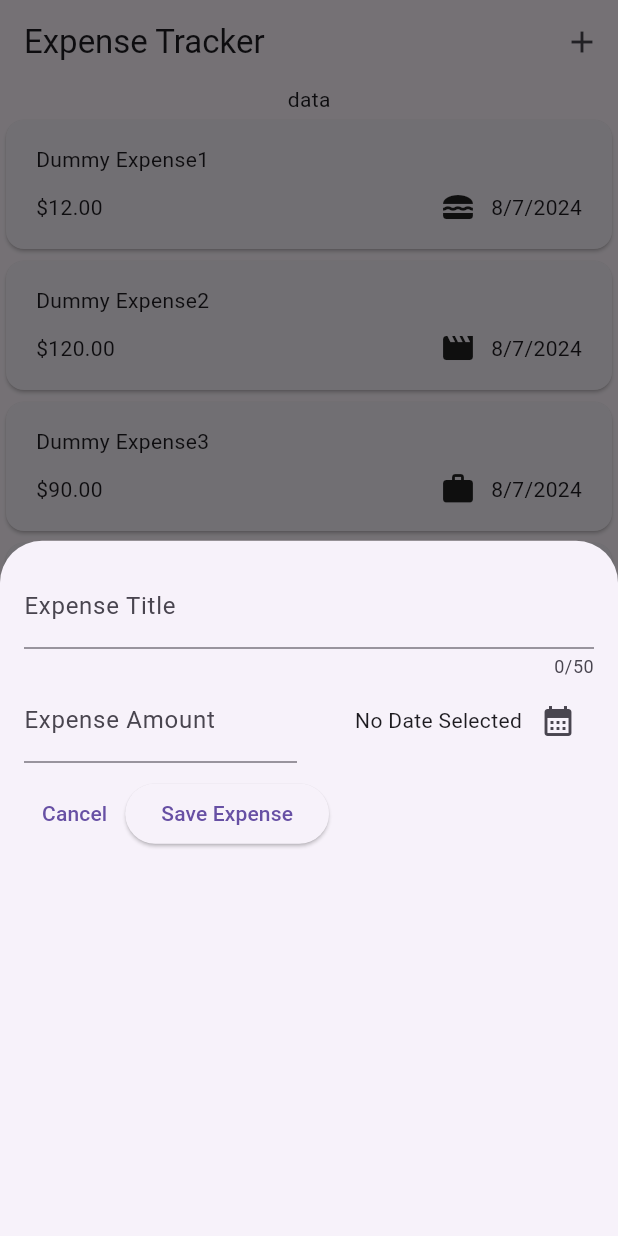
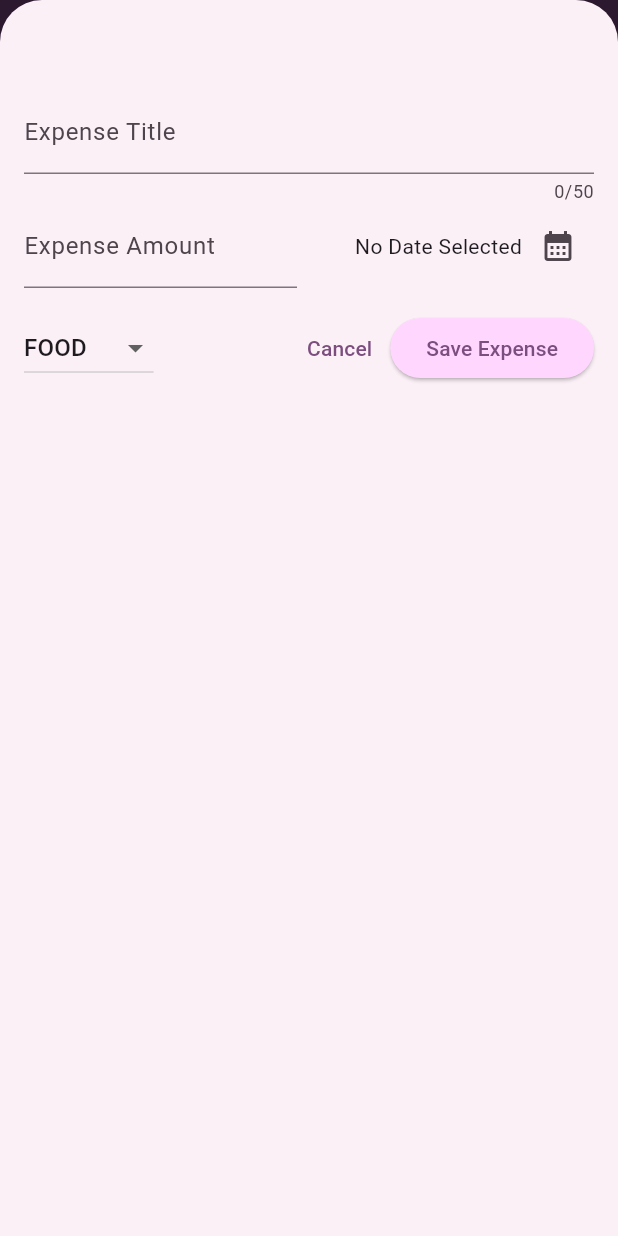
Before and after one commit to AnandChetan352/flutter_expense_manager, a Flutter app: the screen it shows after launch, after a tap on the "add" icon, on a phone screen of 412 x 824 dp. Run offline on Flutter 3.47's test engine with Material 3 defaults, Android fonts, the phone set to English and light mode, and no system bars; drawn by our look-alikes of pie_chart.

Commit message:
added pie chart for expenses

```diff
--- a/lib/Model/expense.dart
+++ b/lib/Model/expense.dart
@@ -1,3 +1,5 @@
+import 'dart:math';
+
 import 'package:uuid/uuid.dart';
 import 'package:flutter/material.dart';
 import 'package:intl/intl.dart';
@@ -5,20 +7,21 @@ import 'package:intl/intl.dart';
 const uuid = Uuid();
 final foramtter = DateFormat.yMd();
 
-enum Catagory {food, travel, work, leisure}
+enum Catagory { food, travel, work, leisure }
 
-const catagoryIcons =
-{
-  Catagory.food : Icons.lunch_dining,
-  Catagory.leisure : Icons.movie,
-  Catagory.travel : Icons.flight_takeoff,
-  Catagory.work : Icons.work
+const catagoryIcons = {
+  Catagory.food: Icons.lunch_dining,
+  Catagory.leisure: Icons.movie,
+  Catagory.travel: Icons.flight_takeoff,
+  Catagory.work: Icons.work
 };
 
-
-
 class Expense {
-  Expense({required this.title, required this.amount, required this.date, required this.catagory})
+  Expense(
+      {required this.title,
+      required this.amount,
+      required this.date,
+      required this.catagory})
       : id = uuid.v4();
 
   final String id;
@@ -27,8 +30,26 @@ class Expense {
   final DateTime date;
   final Catagory catagory;
 
-  String get formattedDate
-  {
+  String get formattedDate {
     return foramtter.format(date);
   }
 }
+
+class ExpenseBucket {
+  ExpenseBucket({required this.catagory, required this.expenses});
+  ExpenseBucket.forCatagory(List<Expense> allExpenses, this.catagory)
+      : expenses = allExpenses
+            .where((expense) => expense.catagory == catagory)
+            .toList();
+
+  final Catagory catagory;
+  final List<Expense> expenses;
+
+  double get totalExpense {
+    double sum = 0;
+    for (final expense in expenses) {
+      sum += expense.amount;
+    }
+    return sum;
+  }
+}
--- a/lib/add_expense.dart
+++ b/lib/add_expense.dart
@@ -1,10 +1,10 @@
 import 'package:expense_tracker/Model/expense.dart';
-import 'package:flutter/cupertino.dart';
 import 'package:flutter/material.dart';
-import 'package:flutter/widgets.dart';
 
 class AddExpense extends StatefulWidget {
-  const AddExpense({super.key});
+  const AddExpense({super.key, required this.onAddExpense});
+
+  final void Function(Expense expense) onAddExpense;
 
   @override
   State<StatefulWidget> createState() {
@@ -16,12 +16,48 @@ class _AddExpense extends State<AddExpense> {
   final _titleEditingController = TextEditingController();
   final _amountEditingController = TextEditingController();
   DateTime? _selectedDate;
+  Catagory _selectedCatagory = Catagory.food;
 
   @override
   void dispose() {
     _titleEditingController.dispose();
     _amountEditingController.dispose();
     super.dispose();
+  }
+
+  void _submitExpense() {
+    final enteredAmount = double.tryParse(_amountEditingController.text);
+    final isAmountInvalid = enteredAmount == null || enteredAmount <= 0;
+
+    if (_titleEditingController.text.trim().isEmpty ||
+        isAmountInvalid ||
+        _selectedDate == null) {
+      //show error messages
+      showDialog(
+        context: context,
+        builder: (ctx) => AlertDialog(
+          title: const Text("Invalid Input"),
+          content: const Text("Plesae check date/amount/title of expense"),
+          actions: [
+            TextButton(
+              onPressed: () {
+                Navigator.pop(ctx);
+              },
+              child: const Text("Ok"),
+            ),
+          ],
+        ),
+      );
+      return;
+    }
+    widget.onAddExpense(
+      Expense(
+          title: _titleEditingController.text.trim(),
+          amount: enteredAmount,
+          date: _selectedDate!,
+          catagory: _selectedCatagory),
+    );
+    Navigator.pop(context);
   }
 
   void _showDateSelector() async {
@@ -42,7 +78,7 @@ class _AddExpense extends State<AddExpense> {
   @override
   Widget build(BuildContext context) {
     return Padding(
-      padding: const EdgeInsets.all(16),
+      padding: const EdgeInsets.fromLTRB(16,60,16,16),
       child: Column(
         children: [
           TextField(
@@ -85,10 +121,30 @@ class _AddExpense extends State<AddExpense> {
             ],
           ),
           const SizedBox(
-            height: 10,
+            height: 16,
           ),
           Row(
             children: [
+              DropdownButton(
+                value: _selectedCatagory,
+                items: Catagory.values
+                    .map(
+                      (e) => DropdownMenuItem(
+                        value: e,
+                        child: Text(e.name.toUpperCase()),
+                      ),
+                    )
+                    .toList(),
+                onChanged: (value) {
+                  if (value == null) {
+                    return;
+                  }
+                  setState(() {
+                    _selectedCatagory = value;
+                  });
+                },
+              ),
+              const Spacer(),
               TextButton(
                 onPressed: () {
                   Navigator.pop(context);
@@ -96,10 +152,7 @@ class _AddExpense extends State<AddExpense> {
                 child: const Text("Cancel"),
               ),
               ElevatedButton(
-                onPressed: () {
-                  print(_titleEditingController.text);
-                  print(_amountEditingController.text);
-                },
+                onPressed: _submitExpense,
                 child: const Text("Save Expense"),
               ),
             ],
--- /dev/null
+++ b/lib/charts/pie_chart.dart
@@ -0,0 +1,71 @@
+import 'package:expense_tracker/Model/expense.dart';
+import 'package:flutter/material.dart';
+import 'package:pie_chart/pie_chart.dart';
+
+class ExpenseChart extends StatelessWidget
+{
+  const ExpenseChart({super.key, required this.expenses});
+
+  final List<Expense> expenses;
+
+
+  //create a expense data map
+
+
+
+
+  double _getExpenseForCatagory(Catagory catagory)
+  {
+    final expenseBucket = ExpenseBucket.forCatagory(expenses, catagory);
+    return expenseBucket.totalExpense;
+  }
+
+  @override
+  Widget build(BuildContext context)
+  {
+
+      Map<String, double> dataMap = {
+    "Travel": _getExpenseForCatagory(Catagory.travel),
+    "Food": _getExpenseForCatagory(Catagory.food),
+    "Leisure": _getExpenseForCatagory(Catagory.leisure),
+    "Work": _getExpenseForCatagory(Catagory.work),
+  };
+
+   return Padding(
+     padding: const EdgeInsets.all(20.0),
+     child: Center(
+       child: PieChart(
+          dataMap: dataMap,
+          animationDuration: const Duration(milliseconds: 5000),
+          chartLegendSpacing: 32,
+          chartRadius: MediaQuery.of(context).size.width / 3.2,
+
+          initialAngleInDegree: 0,
+          chartType: ChartType.ring,
+          ringStrokeWidth: 32,
+          centerText: "Expenses",
+          legendOptions: const LegendOptions(
+            showLegendsInRow: true,
+            legendPosition: LegendPosition.bottom,
+            showLegends: true,
+            legendShape: BoxShape.circle,
+
+            legendTextStyle: TextStyle(
+              fontWeight: FontWeight.bold,
+            ),
+          ),
+          chartValuesOptions: const ChartValuesOptions(
+            showChartValueBackground: true,
+            showChartValues: true,
+            showChartValuesInPercentage: true,
+            showChartValuesOutside: true,
+            decimalPlaces: 2,
+          ),
+          // gradientList: ---To add gradient colors---
+          // emptyColorGradient: ---Empty Color gradient---
+        ),
+     ),
+   ) ;
+  }
+
+}
--- a/lib/expenses.dart
+++ b/lib/expenses.dart
@@ -1,5 +1,6 @@
 import 'package:expense_tracker/Model/expense.dart';
 import 'package:expense_tracker/add_expense.dart';
+import 'package:expense_tracker/charts/pie_chart.dart';
 import 'package:expense_tracker/expenses_list.dart';
 import 'package:flutter/material.dart';
 import 'package:flutter/widgets.dart';
@@ -12,6 +13,40 @@ class Expenses extends StatefulWidget {
 }
 
 class _ExpensesState extends State<Expenses> {
+  void addExpense(Expense expense) {
+    setState(() {
+      _registeredExpense.add(expense);
+    });
+  }
+
+  void removeExpense(Expense expense) {
+
+    final expenseIndex = _registeredExpense.indexOf(expense);
+
+    setState(() {
+      _registeredExpense.remove(expense);
+    });
+
+    ScaffoldMessenger.of(context).clearSnackBars();
+    ScaffoldMessenger.of(context).showSnackBar(
+      SnackBar(
+        duration: const Duration(seconds: 3),
+        content: Text("Removed ${expense.title}",),
+        action: SnackBarAction
+        (
+          label: "Undo",
+          onPressed: ()
+          {
+            setState(() {
+              _registeredExpense.insert(expenseIndex, expense);
+            });
+
+          },
+        ),
+      ),
+    );
+  }
+
   final List<Expense> _registeredExpense = [
     Expense(
         title: "Dummy Expense1",
@@ -37,13 +72,25 @@ class _ExpensesState extends State<Expenses> {
 
   void _addExpenseModalOverlay() {
     showModalBottomSheet(
+      isScrollControlled: true,
       context: context,
-      builder: (ctx) => const AddExpense(),
+      builder: (ctx) => AddExpense(
+        onAddExpense: addExpense,
+      ),
     );
   }
 
   @override
   Widget build(BuildContext context) {
+    Widget mainContent =
+        const Center(child: Text("No Expenses Found! Start Adding Some."));
+
+    if (_registeredExpense.isNotEmpty) {
+      mainContent = ExpensesList(
+        _registeredExpense,
+        onRemoveExpense: removeExpense,
+      );
+    }
     return Scaffold(
       appBar: AppBar(
         actions: [
@@ -58,9 +105,9 @@ class _ExpensesState extends State<Expenses> {
       ),
       body: Column(
         children: [
-          const Text("data"),
+          ExpenseChart(expenses: _registeredExpense),
           Expanded(
-            child: ExpensesList(_registeredExpense),
+            child: mainContent,
           ),
         ],
       ),
--- a/lib/expenses_list.dart
+++ b/lib/expenses_list.dart
@@ -3,15 +3,28 @@ import 'package:expense_tracker/expense_item.dart';
 import 'package:flutter/material.dart';
 
 class ExpensesList extends StatelessWidget {
-  const ExpensesList(this.expenses, {super.key});
+  const ExpensesList(this.expenses, {super.key, required this.onRemoveExpense});
 
   final List<Expense> expenses;
+  final void Function(Expense expense) onRemoveExpense;
 
   @override
   Widget build(BuildContext context) {
     return ListView.builder(
       itemCount: expenses.length,
-      itemBuilder: (context, index) => ExpenseItem(expenses[index]),
+      itemBuilder: (ctx, index) =>
+      Dismissible(
+        key: ValueKey(expenses[index]),
+        background: Container
+        (
+          color: Theme.of(context).colorScheme.error.withOpacity(0.75),
+          margin: EdgeInsets.symmetric(horizontal: Theme.of(context).cardTheme.margin!.horizontal),
+        ),
+        onDismissed: (direction) {
+          onRemoveExpense(expenses[index]);
+        },
+        child: ExpenseItem(expenses[index]),
+      ),
     );
   }
 }
--- a/lib/main.dart
+++ b/lib/main.dart
@@ -1,9 +1,36 @@
 import 'package:expense_tracker/expenses.dart';
 import 'package:flutter/material.dart';
 
+var kColorScheme =
+    ColorScheme.fromSeed(seedColor: Colors.purpleAccent.shade200);
+var kColorSchemeDark = ColorScheme.fromSeed(seedColor: const Color.fromARGB(255, 0, 0, 0));
+
 void main() {
-  runApp( MaterialApp
-  (
+  runApp(MaterialApp(
+    darkTheme: ThemeData().copyWith(
+      colorScheme: kColorSchemeDark,
+      cardTheme: const CardTheme().copyWith(
+        color: kColorSchemeDark.secondaryContainer,
+        margin: const EdgeInsets.symmetric(horizontal: 16, vertical: 5),
+      ),
+    ),
+    theme: ThemeData().copyWith(
+      colorScheme: kColorScheme,
+      appBarTheme: const AppBarTheme().copyWith(
+          backgroundColor: kColorScheme.onPrimaryContainer,
+          foregroundColor: kColorScheme.primaryContainer),
+      cardTheme: const CardTheme().copyWith(
+        color: kColorScheme.secondaryContainer,
+        margin: const EdgeInsets.symmetric(horizontal: 16, vertical: 5),
+      ),
+      elevatedButtonTheme: ElevatedButtonThemeData(
+        style: ElevatedButton.styleFrom(
+            backgroundColor: kColorScheme.primaryContainer),
+      ),
+      textTheme: ThemeData().textTheme.copyWith(
+            titleLarge: const TextStyle(fontSize: 20),
+          ),
+    ),
     home: Expenses(),
   ));
 }
--- a/pubspec.yaml
+++ b/pubspec.yaml
@@ -37,6 +37,7 @@ dependencies:
   cupertino_icons: ^1.0.6
   uuid: ^4.4.2
   intl: ^0.19.0
+  pie_chart: ^5.4.0
 
 dev_dependencies:
   flutter_test:
```
Also changed, not shown: pubspec.lock.
